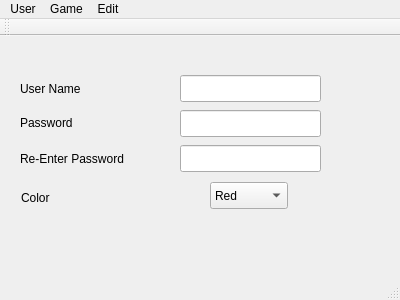
First picture: the form in mainwindow.ui, repository sasmitman/ECE3574HW4, before the edit.
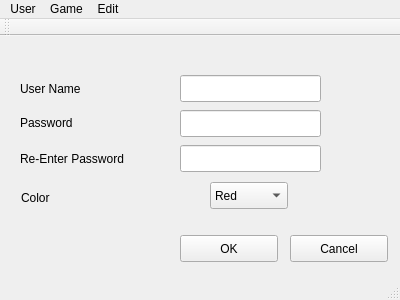
Second picture: the form after the edit. The open tabs and pages were chosen to show the change.

Patch:
```diff
--- a/mainwindow.ui
+++ b/mainwindow.ui
@@ -218,6 +218,32 @@
        </rect>
       </property>
      </widget>
+     <widget class="QPushButton" name="regOK">
+      <property name="geometry">
+       <rect>
+        <x>180</x>
+        <y>200</y>
+        <width>98</width>
+        <height>27</height>
+       </rect>
+      </property>
+      <property name="text">
+       <string>OK</string>
+      </property>
+     </widget>
+     <widget class="QPushButton" name="regCancel">
+      <property name="geometry">
+       <rect>
+        <x>290</x>
+        <y>200</y>
+        <width>98</width>
+        <height>27</height>
+       </rect>
+      </property>
+      <property name="text">
+       <string>Cancel</string>
+      </property>
+     </widget>
     </widget>
     <widget class="QWidget" name="Welcome">
      <widget class="QPushButton" name="wchangepw">
```
Left out of the diff: 22 changed lines with no effect on the pictures.
